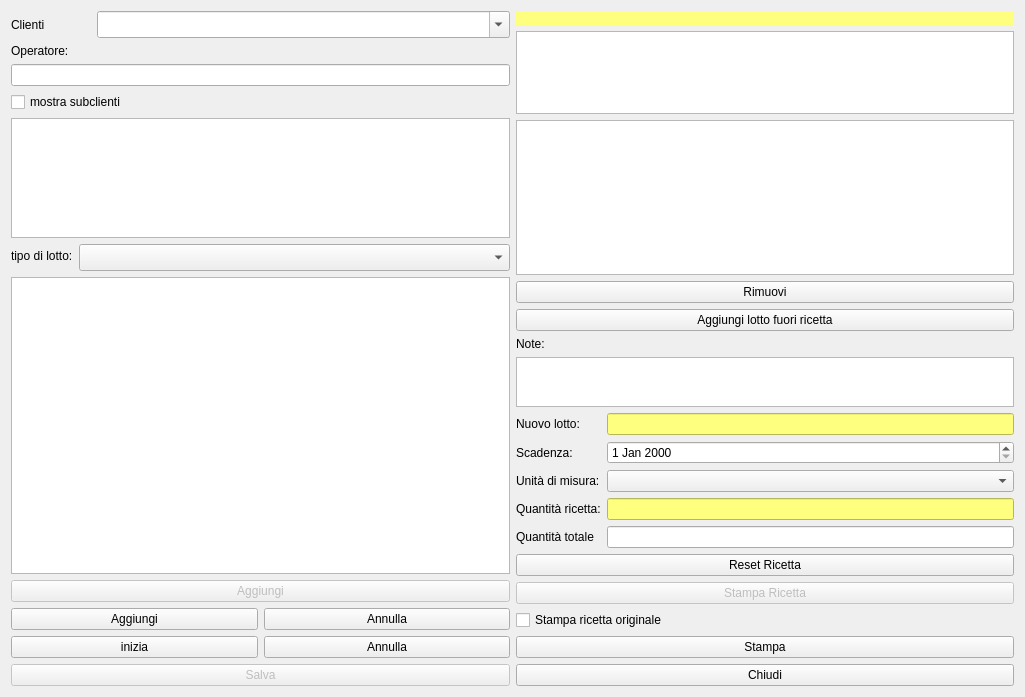
Above: hproduction.ui from fblabs/hamlet-mod-sancon before the change. Below: the same form after it.
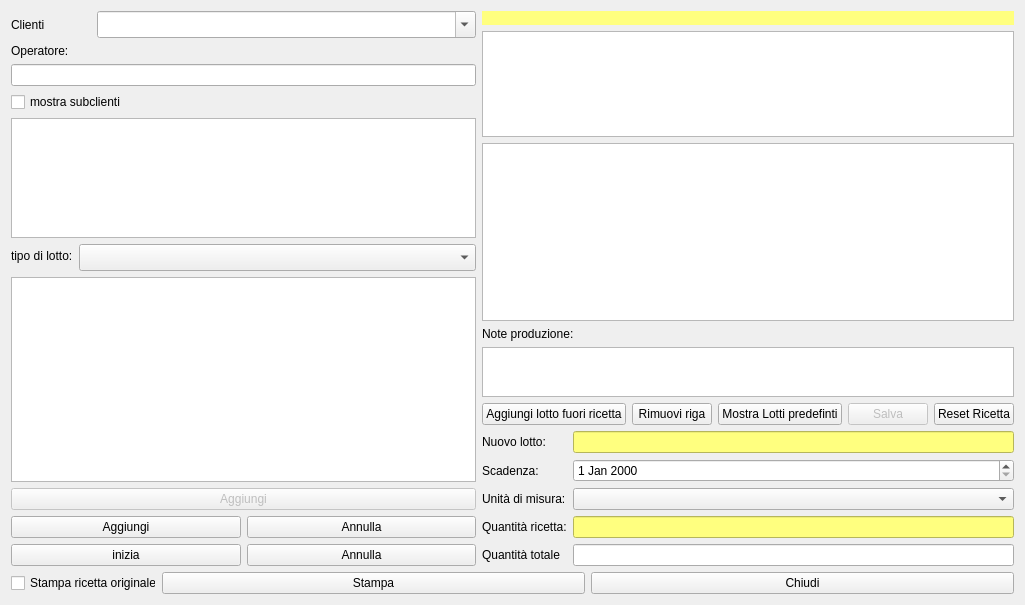
That is the form after the change. Icons and pictures are not drawn.

Diff of the .ui file:
```diff
--- a/hproduction.ui
+++ b/hproduction.ui
@@ -13,7 +13,7 @@
     <x>0</x>
     <y>0</y>
     <width>1025</width>
-    <height>697</height>
+    <height>605</height>
    </rect>
   </property>
   <property name="windowTitle">
@@ -23,9 +23,9 @@
    <iconset resource="icons.qrc">
     <normaloff>:/Resources/Gears.PNG</normaloff>:/Resources/Gears.PNG</iconset>
   </property>
-  <layout class="QVBoxLayout" name="verticalLayout_4">
+  <layout class="QVBoxLayout" name="verticalLayout_6">
    <item>
-    <layout class="QHBoxLayout" name="horizontalLayout">
+    <layout class="QHBoxLayout" name="horizontalLayout_7">
      <item>
       <layout class="QVBoxLayout" name="verticalLayout">
        <item>
@@ -262,7 +262,7 @@
       </layout>
      </item>
      <item>
-      <layout class="QVBoxLayout" name="verticalLayout_3">
+      <layout class="QVBoxLayout" name="verticalLayout_5">
        <item>
         <widget class="QLabel" name="lbRicetta">
          <property name="styleSheet">
@@ -316,22 +316,39 @@
         </widget>
        </item>
        <item>
-        <widget class="QPushButton" name="pushButton_2">
+        <layout class="QVBoxLayout" name="verticalLayout_3">
+         <item>
+          <widget class="QLabel" name="label_10">
+           <property name="maximumSize">
+            <size>
+             <width>16777215</width>
+             <height>30</height>
+            </size>
+           </property>
          <property name="text">
-          <string>Rimuovi</string>
-         </property>
-         <property name="icon">
-          <iconset resource="icons.qrc">
-           <normaloff>:/Resources/Minus.PNG</normaloff>:/Resources/Minus.PNG</iconset>
-         </property>
-         <property name="iconSize">
+            <string>Note produzione:</string>
+           </property>
+          </widget>
+         </item>
+         <item>
+          <widget class="QPlainTextEdit" name="tNote">
+           <property name="maximumSize">
           <size>
-           <width>32</width>
-           <height>32</height>
-          </size>
-         </property>
-        </widget>
-       </item>
+             <width>16777215</width>
+             <height>50</height>
+            </size>
+           </property>
+           <property name="font">
+            <font>
+             <pointsize>10</pointsize>
+            </font>
+           </property>
+          </widget>
+         </item>
+        </layout>
+       </item>
+       <item>
+        <layout class="QHBoxLayout" name="horizontalLayout">
        <item>
         <widget class="QPushButton" name="pushButton_7">
          <property name="text">
@@ -353,26 +370,77 @@
         </widget>
        </item>
        <item>
-        <widget class="QLabel" name="label_10">
+          <widget class="QPushButton" name="pushButton_2">
          <property name="text">
-          <string>Note:</string>
-         </property>
+            <string>Rimuovi riga</string>
+           </property>
+           <property name="icon">
+            <iconset resource="icons.qrc">
+             <normaloff>:/Resources/Minus.PNG</normaloff>:/Resources/Minus.PNG</iconset>
+           </property>
+           <property name="iconSize">
+            <size>
+             <width>32</width>
+             <height>32</height>
+            </size>
+           </property>
         </widget>
        </item>
        <item>
-        <widget class="QPlainTextEdit" name="tNote">
-         <property name="maximumSize">
+          <widget class="QPushButton" name="pbPreferredLots">
+           <property name="text">
+            <string>Mostra Lotti predefinti</string>
+           </property>
+           <property name="icon">
+            <iconset resource="icons.qrc">
+             <normaloff>:/Resources/Center64.png</normaloff>:/Resources/Center64.png</iconset>
+           </property>
+           <property name="iconSize">
           <size>
-           <width>16777215</width>
-           <height>50</height>
-          </size>
-         </property>
-         <property name="font">
-          <font>
-           <pointsize>10</pointsize>
-          </font>
-         </property>
-        </widget>
+             <width>32</width>
+             <height>32</height>
+            </size>
+           </property>
+          </widget>
+         </item>
+         <item>
+          <widget class="QPushButton" name="pushButton_3">
+           <property name="enabled">
+            <bool>false</bool>
+           </property>
+           <property name="text">
+            <string>Salva</string>
+           </property>
+           <property name="icon">
+            <iconset resource="icons.qrc">
+             <normaloff>:/Resources/save-icon.png</normaloff>:/Resources/save-icon.png</iconset>
+           </property>
+           <property name="iconSize">
+            <size>
+             <width>32</width>
+             <height>32</height>
+            </size>
+           </property>
+          </widget>
+         </item>
+         <item>
+          <widget class="QPushButton" name="pushButton_11">
+           <property name="text">
+            <string>Reset Ricetta</string>
+           </property>
+           <property name="icon">
+            <iconset resource="icons.qrc">
+             <normaloff>:/Resources/Arrow-Left.PNG</normaloff>:/Resources/Arrow-Left.PNG</iconset>
+           </property>
+           <property name="iconSize">
+            <size>
+             <width>32</width>
+             <height>32</height>
+            </size>
+           </property>
+          </widget>
+         </item>
+        </layout>
        </item>
        <item>
         <layout class="QGridLayout" name="gridLayout">
@@ -450,32 +518,28 @@
         </layout>
        </item>
        <item>
-        <widget class="QPushButton" name="pushButton_11">
-         <property name="text">
-          <string>Reset Ricetta</string>
-         </property>
-         <property name="icon">
-          <iconset resource="icons.qrc">
-           <normaloff>:/Resources/Arrow-Left.PNG</normaloff>:/Resources/Arrow-Left.PNG</iconset>
-         </property>
-        </widget>
+        <layout class="QVBoxLayout" name="verticalLayout_4"/>
+       </item>
+      </layout>
+     </item>
+    </layout>
        </item>
        <item>
-        <widget class="QPushButton" name="pushButton_8">
-         <property name="enabled">
-          <bool>false</bool>
-         </property>
-         <property name="text">
-          <string>Stampa Ricetta</string>
-         </property>
-         <property name="icon">
-          <iconset resource="icons.qrc">
-           <normaloff>:/Resources/Printer-icon.png</normaloff>:/Resources/Printer-icon.png</iconset>
-         </property>
-        </widget>
-       </item>
+    <layout class="QHBoxLayout" name="horizontalLayout_2">
        <item>
         <widget class="QCheckBox" name="checkBox_2">
+       <property name="minimumSize">
+        <size>
+         <width>145</width>
+         <height>0</height>
+        </size>
+       </property>
+       <property name="maximumSize">
+        <size>
+         <width>145</width>
+         <height>16777215</height>
+        </size>
+       </property>
          <property name="text">
           <string>Stampa ricetta originale</string>
          </property>
@@ -493,26 +557,6 @@
           <iconset resource="icons.qrc">
            <normaloff>:/Resources/Printer-icon.png</normaloff>:/Resources/Printer-icon.png</iconset>
          </property>
-        </widget>
-       </item>
-      </layout>
-     </item>
-    </layout>
-   </item>
-   <item>
-    <layout class="QHBoxLayout" name="horizontalLayout_2">
-     <item>
-      <widget class="QPushButton" name="pushButton_3">
-       <property name="enabled">
-        <bool>false</bool>
-       </property>
-       <property name="text">
-        <string>Salva</string>
-       </property>
-       <property name="icon">
-        <iconset resource="icons.qrc">
-         <normaloff>:/Resources/save-icon.png</normaloff>:/Resources/save-icon.png</iconset>
-       </property>
        <property name="iconSize">
         <size>
          <width>32</width>
```
Left out of the diff: 6 changed lines with no effect on the pictures. Lines whose indentation alone changed are shown as unchanged.
